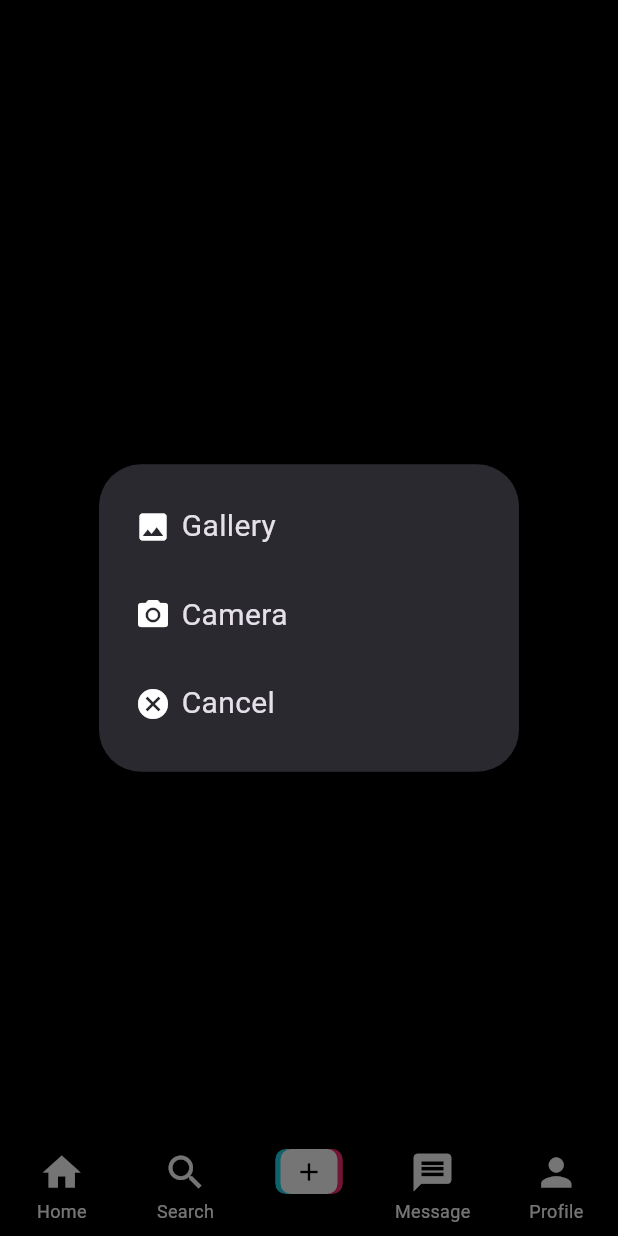
After one commit to angelobaricante/cooktok, a Flutter app: the screen it shows once a user with an empty profile is signed in, item 3 of the bottom bar chosen, after a tap on "Add Video", on a phone screen of 412 x 824 dp. The commit adds this screen. Run offline on Flutter 3.47's test engine with Material 3 defaults, Android fonts, the light colour scheme and no system bars; our stand-ins replace cloud_firestore, firebase_auth, firebase_core, firebase_storage, get, image_picker and 1 more; accounts and stored records are empty.

Commit message:
feat: bottom tab bar, video screen

```diff
--- a/lib/constants.dart
+++ b/lib/constants.dart
@@ -1,8 +1,17 @@
 import 'package:cloud_firestore/cloud_firestore.dart';
 import 'package:cooktok/controllers/auth_controller.dart';
+import 'package:cooktok/views/screens/add_video_screen.dart';
 import 'package:firebase_auth/firebase_auth.dart';
 import 'package:firebase_storage/firebase_storage.dart';
 import 'package:flutter/material.dart';
+
+const pages = [
+  Text('Home Screen'),
+  Text('Search Screen'),
+  AddVideoScreen(),
+  Text('Messages Screen'),
+  Text('Profile Screen'),
+];
 
 //COLORS
 const backgroundColor = Colors.black;
--- a/lib/controllers/auth_controller.dart
+++ b/lib/controllers/auth_controller.dart
@@ -1,18 +1,39 @@
 import 'dart:io';
 import 'package:cooktok/constants.dart';
+import 'package:cooktok/views/screens/auth/login_screen.dart';
+import 'package:cooktok/views/screens/home_screen.dart';
+import 'package:cooktok/views/screens/home_screen.dart';
 import 'package:firebase_auth/firebase_auth.dart';
 import 'package:firebase_core/firebase_core.dart';
 import 'package:firebase_storage/firebase_storage.dart';
+import 'package:flutter/material.dart';
 import 'package:get/get.dart';
 import 'package:cooktok/models/user.dart' as model;
 import 'package:image_picker/image_picker.dart';
 
 class AuthController extends GetxController {
   static AuthController instance = Get.find();
-
+  late Rx<User?> _user;
   late Rx<File?> _pickedImage;
 
   File? get profilePhoto => _pickedImage.value;
+
+
+  @override
+  void onReady() {
+    super.onReady();
+    _user = Rx<User?>(firebaseAuth.currentUser);
+    _user.bindStream(firebaseAuth.authStateChanges());
+    ever(_user, _setInitialScreen);
+  }
+
+  _setInitialScreen(User? user){
+    if (user == null){
+      Get.offAll(() => LoginScreen());
+    } else {
+      Get.offAll(() => const HomeScreen());
+    }
+  }
 
   void pickImage() async {
     final pickedImage =
--- /dev/null
+++ b/lib/views/screens/add_video_screen.dart
@@ -0,0 +1,90 @@
+import 'dart:io';
+
+import 'package:cooktok/constants.dart';
+import 'package:cooktok/views/screens/confirm_screen.dart';
+import 'package:flutter/material.dart';
+import 'package:get/get.dart';
+import 'package:image_picker/image_picker.dart';
+
+class AddVideoScreen extends StatelessWidget {
+  const AddVideoScreen({Key? key}) : super(key: key);
+
+  pickVideo(ImageSource src, BuildContext context) async {
+    final video = await ImagePicker().pickVideo(source: src);
+    if(video!=null) {
+      Navigator.of(context).push(MaterialPageRoute(builder: (context) => ConfirmScreen(
+        videoFile: File(video.path),
+        videoPath: video.path,
+      ),
+      ),
+      );
+    }
+  }
+
+  showOptionsDialog(BuildContext context) {
+    return showDialog(context: context, builder: (context) => SimpleDialog(
+      children: [
+        SimpleDialogOption(
+          onPressed: () => pickVideo(ImageSource.gallery, context),
+          child: Row(
+            children: const [
+              Icon(Icons.image),
+              Padding(
+                padding: EdgeInsets.all(7.0),
+              child: Text('Gallery', style: TextStyle(fontSize: 20),
+                ),
+              ),
+            ],
+          ),
+        ),
+        SimpleDialogOption(
+          onPressed: () => pickVideo(ImageSource.camera, context),
+          child: Row(
+            children: const [
+              Icon(Icons.camera_alt),
+              Padding(
+                padding: EdgeInsets.all(7.0),
+              child: Text('Camera', style: TextStyle(fontSize: 20),
+                ),
+              ),
+            ],
+          ),
+        ),
+        SimpleDialogOption(
+          onPressed: () => Navigator.of(context).pop(),
+          child: Row(
+            children: const [
+              Icon(Icons.cancel),
+              Padding(
+                padding: EdgeInsets.all(7.0),
+              child: Text('Cancel', style: TextStyle(fontSize: 20),
+                ),
+              ),
+            ],
+          ),
+        ),
+      ],
+    ),);
+  }
+
+
+  @override
+  Widget build(BuildContext context) {
+    return Scaffold(
+      body : Center(
+        child: InkWell(
+          onTap: () => showOptionsDialog(context),
+          child: Container(
+            width: 190,
+            height: 50,
+            decoration: BoxDecoration(color: buttonColor),
+            child: const Center(child: Text('Add Video', style: TextStyle(fontSize: 20, color: Colors.black, fontWeight: FontWeight.bold,
+                ),
+              ),
+            ),
+          ),
+        ),
+      ),
+    );
+  }
+}
--- /dev/null
+++ b/lib/views/screens/home_screen.dart
@@ -0,0 +1,55 @@
+import 'package:cooktok/constants.dart';
+import 'package:cooktok/views/widgets/custom_icon.dart';
+import 'package:flutter/material.dart';
+
+class HomeScreen extends StatefulWidget {
+  const HomeScreen({Key? key}) : super(key: key);
+
+  @override
+  State<HomeScreen> createState() => _HomeScreenState();
+}
+
+class _HomeScreenState extends State<HomeScreen> {
+  int pageIdx = 0;
+
+  @override
+  Widget build(BuildContext context) {
+    return Scaffold(
+      bottomNavigationBar: BottomNavigationBar(
+        onTap: (idx) {
+          setState(() {
+            pageIdx = idx;
+          });
+        },
+        type: BottomNavigationBarType.fixed,
+        backgroundColor: backgroundColor,
+        selectedItemColor: Colors.red,
+        unselectedItemColor: Colors.white,
+        currentIndex: pageIdx,
+        items: const [
+          BottomNavigationBarItem(
+            icon: Icon(Icons.home, size: 30),
+            label: 'Home',
+            ),
+          BottomNavigationBarItem(
+            icon: Icon(Icons.search, size: 30),
+            label: 'Search',
+            ),
+          BottomNavigationBarItem(
+            icon: CustomIcon(),
+            label: '',
+            ),
+          BottomNavigationBarItem(
+            icon: Icon(Icons.message, size: 30),
+            label: 'Message',
+            ),
+          BottomNavigationBarItem(
+            icon: Icon(Icons.person, size: 30),
+            label: 'Profile',
+            ),
+        ],
+      ),
+      body: pages[pageIdx],
+    );
+  }
+}
--- /dev/null
+++ b/lib/views/widgets/custom_icon.dart
@@ -0,0 +1,36 @@
+import 'package:flutter/material.dart';
+
+class CustomIcon extends StatelessWidget {
+  const CustomIcon({Key? key}) :super(key: key);
+
+  @override
+  Widget build(BuildContext context) {
+    return SizedBox(
+      width: 45,
+      height: 30,
+      child: Stack(
+        children: [
+          Container(margin: const EdgeInsets.only(left: 10,), width: 38,
+          decoration: BoxDecoration(
+            color: const Color.fromARGB(255, 250, 45, 108,),
+            borderRadius: BorderRadius.circular(7),
+          ),
+          ),
+          Container(margin: const EdgeInsets.only(right: 10,), width: 38,
+          decoration: BoxDecoration(
+            color: const Color.fromARGB(255, 32, 211, 234,),
+            borderRadius: BorderRadius.circular(7),
+          ),
+          ),
+          Center(child: Container(height: double.infinity, width: 38,
+          decoration: BoxDecoration(
+            color: Colors.white,
+            borderRadius: BorderRadius.circular(7),
+          ),
+          child: const Icon(Icons.add, color: Colors.black, size: 20,),
+          ),)
+        ],
+      ),
+    );
+  }
+}
--- a/pubspec.yaml
+++ b/pubspec.yaml
@@ -37,6 +37,7 @@ dependencies:
     sdk: flutter
   get: ^4.6.6
   image_picker: ^1.1.2
+  video_player: ^2.9.2
 
 dev_dependencies:
   flutter_lints: ^4.0.0
```
Also changed, not shown: lib/views/screens/confirm_screen.dart (added, +82 -0 lines), pubspec.lock, 2 other files.
